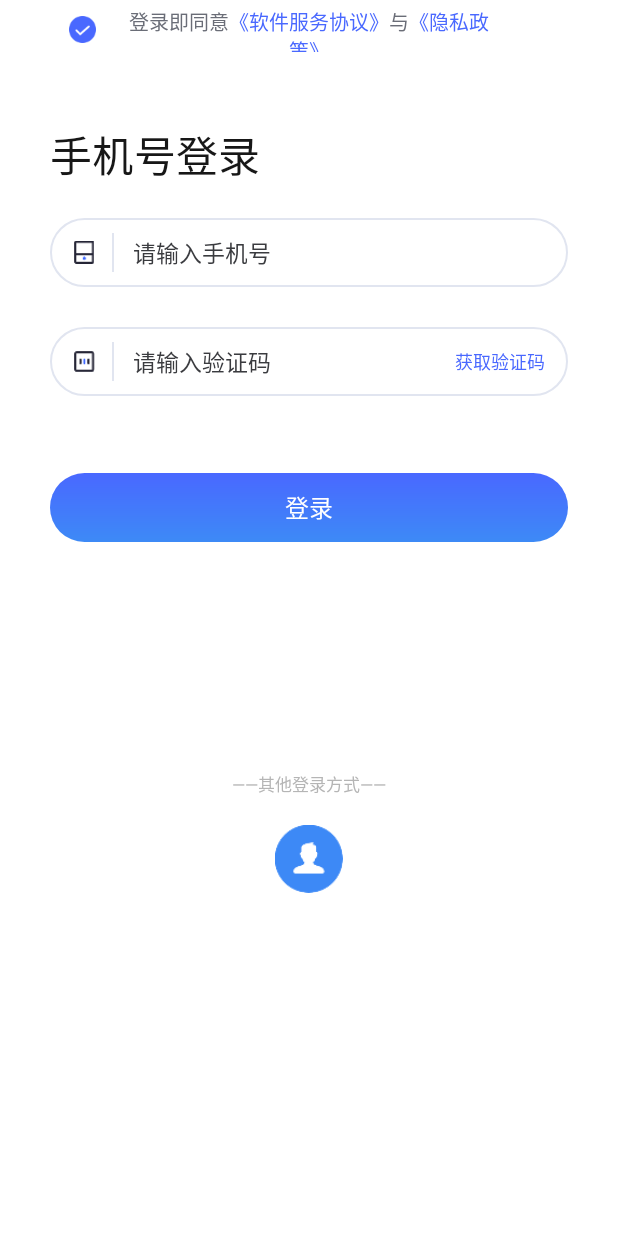
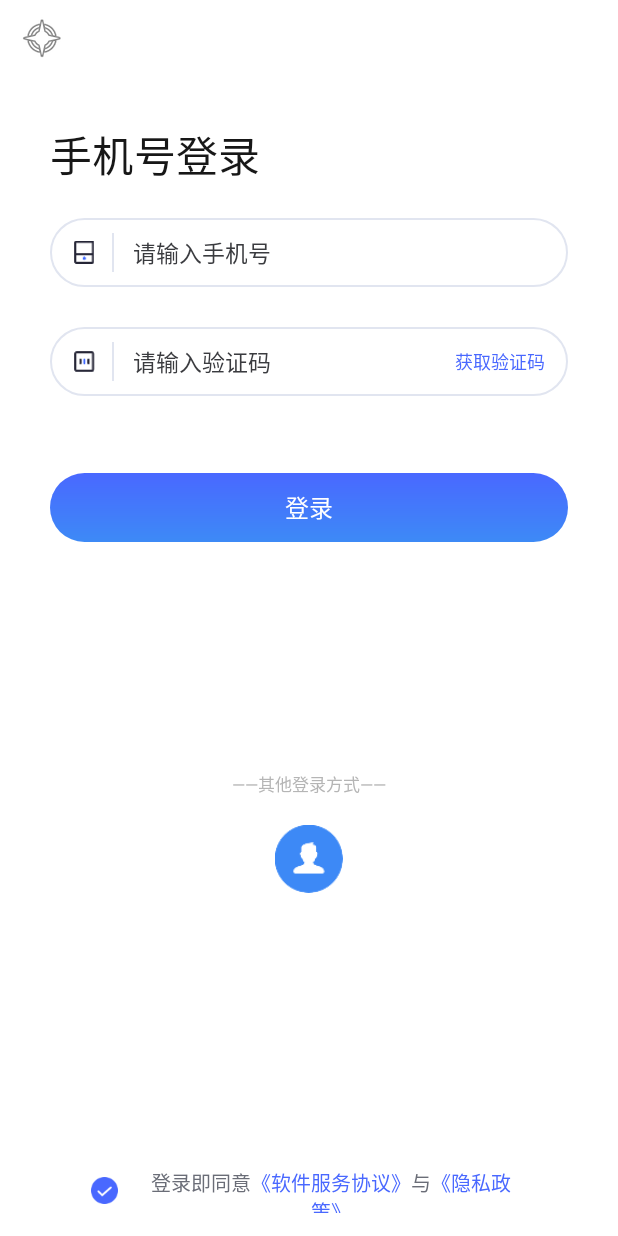
Before and after one commit to littleZhangqq/AndroidStudyPlan, an Android app: the fragment AccountLoginFragment placed in its activity, after a tap on an icon or button, on a phone screen of 412 x 824 dp. Run offline under Robolectric (Android 15) with nearby library versions, the phone set to English and light mode, and no system bars.

Commit message:
fragment

```diff
--- a/app/src/main/java/Fragment/AccountLoginFragment.java
+++ b/app/src/main/java/Fragment/AccountLoginFragment.java
@@ -85,7 +85,7 @@ public class AccountLoginFragment extends Fragment{
         PrivacyLabelFragment privacy = new PrivacyLabelFragment();
         FragmentManager manager = getChildFragmentManager();
         FragmentTransaction transaction = manager.beginTransaction();
-        transaction.add(R.id.accountFragment,privacy);
+        transaction.add(R.id.accountPrivacyContainer,privacy);
         transaction.commit();
 
         TextView tv = view.findViewById(R.id.changeToPhoneLogin);
--- a/app/src/main/java/Fragment/PhoneLoginFragment.java
+++ b/app/src/main/java/Fragment/PhoneLoginFragment.java
@@ -89,7 +89,7 @@ public class PhoneLoginFragment extends Fragment{
         PrivacyLabelFragment privacy = new PrivacyLabelFragment();
         FragmentManager manager = getChildFragmentManager();
         FragmentTransaction transaction = manager.beginTransaction();
-        transaction.add(R.id.phoneFragment,privacy);
+        transaction.add(R.id.phonePrivacyContainer,privacy);
         transaction.commit();
 
         TextView tv = view.findViewById(R.id.changeToAccountLogin);
--- a/app/src/main/res/layout/fragment_account_login.xml
+++ b/app/src/main/res/layout/fragment_account_login.xml
@@ -155,7 +155,7 @@
             android:gravity="center" />
 
         <FrameLayout
-            android:name="Fragment.PrivacyLabelFragment"
+            android:id="@+id/accountPrivacyContainer"
             android:layout_width="match_parent"
             android:layout_height="40dp"
             android:layout_alignParentBottom="true"
--- a/app/src/main/res/layout/fragment_phone_login.xml
+++ b/app/src/main/res/layout/fragment_phone_login.xml
@@ -167,7 +167,12 @@
             android:layout_marginTop="550dp"
             android:background="@mipmap/accounticon"
             android:gravity="center" />
-
+        <FrameLayout
+            android:id="@+id/phonePrivacyContainer"
+            android:layout_width="match_parent"
+            android:layout_height="40dp"
+            android:layout_alignParentBottom="true"
+            android:layout_marginBottom="10dp" />
     </RelativeLayout>
 
 </FrameLayout>
--- a/app/src/main/res/layout/fragment_privacy_label.xml
+++ b/app/src/main/res/layout/fragment_privacy_label.xml
@@ -1,14 +1,14 @@
 <FrameLayout xmlns:android="http://schemas.android.com/apk/res/android"
     xmlns:tools="http://schemas.android.com/tools"
     android:layout_width="match_parent"
-    android:layout_height="40dp"
+    android:layout_height="match_parent"
     android:background="@color/white"
     tools:context="Fragment.PrivacyLabelFragment">
 
     <RelativeLayout
         android:layout_width="match_parent"
         android:layout_height="match_parent"
-        android:gravity="center_vertical"
+        android:gravity="center"
         >
 
         <CheckBox
```
